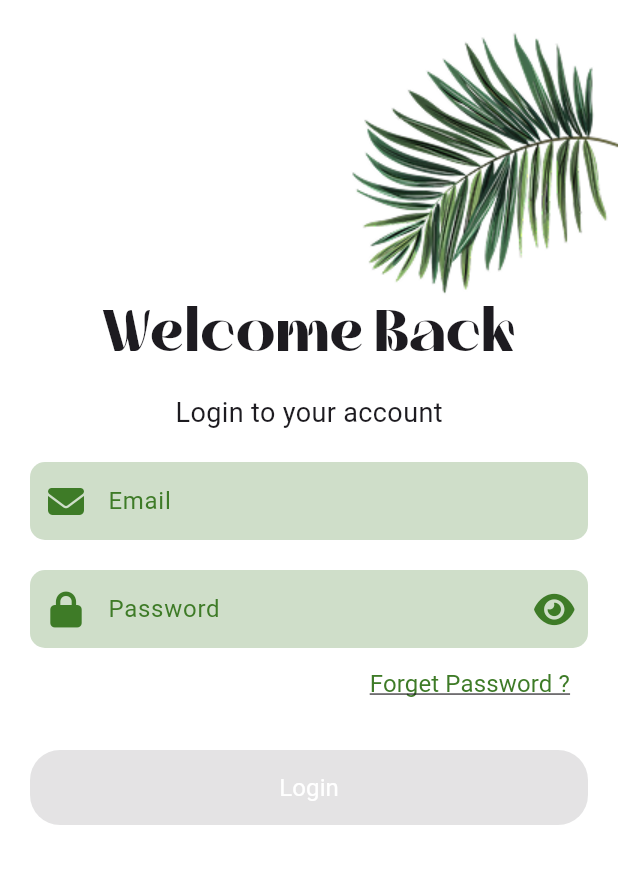
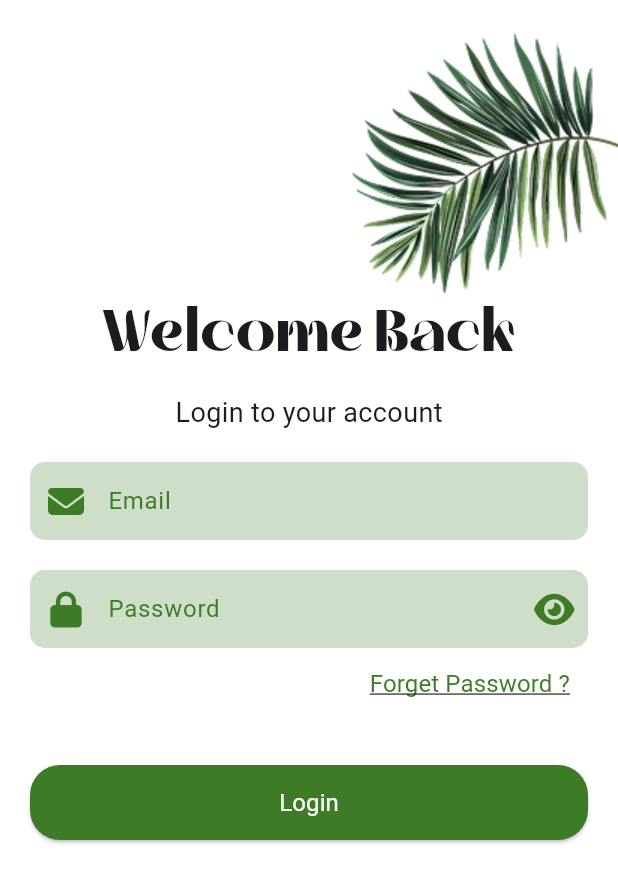
Before and after one commit to EsAm1973/Mazraaty, a Flutter app: the screen it shows after launch, on a phone screen of 412 x 824 dp. Shown: the top 883 px of the screen. Run offline on Flutter 3.47's test engine with Material 3 defaults, Android fonts, the light colour scheme and no system bars; our stand-ins replace font_awesome_flutter, go_router, google_fonts, image_picker; Roboto replaces fonts that are missing (Inder).

Commit message:
create login button and make validate

```diff
--- a/lib/Features/authentication/presentation/views/widgets/login_button.dart
+++ b/lib/Features/authentication/presentation/views/widgets/login_button.dart
@@ -2,7 +2,7 @@ import 'package:flutter/material.dart';
 import 'package:mazraaty/Core/widgets/custom_button.dart';
 
 class LoginButton extends StatelessWidget {
-  const LoginButton({super.key, this.onPressed});
+  const LoginButton({super.key, required this.onPressed});
   final VoidCallback? onPressed;
   @override
   Widget build(BuildContext context) {
--- a/lib/Features/authentication/presentation/views/widgets/login_view_body.dart
+++ b/lib/Features/authentication/presentation/views/widgets/login_view_body.dart
@@ -1,5 +1,4 @@
 import 'package:flutter/material.dart';
-import 'package:mazraaty/Core/widgets/custom_button.dart';
 import 'package:mazraaty/Features/authentication/presentation/views/widgets/login_button.dart';
 import 'package:mazraaty/Features/authentication/presentation/views/widgets/login_forgetpass.dart';
 import 'package:mazraaty/Features/authentication/presentation/views/widgets/login_name_textfeild.dart';
@@ -11,13 +10,17 @@ class LoginViewBody extends StatelessWidget {
   LoginViewBody({super.key});
   final TextEditingController emailController = TextEditingController();
   final TextEditingController passwordController = TextEditingController();
+  final GlobalKey<FormState> formKey = GlobalKey<FormState>();
   @override
   Widget build(BuildContext context) {
-    return Column(
+    return SingleChildScrollView(
+      child: Column(
         children: [
           const LoginTopImage(),
           Padding(
             padding: const EdgeInsets.symmetric(horizontal: 20),
+            child: Form(
+              key: formKey,
               child: Column(
                 children: [
                   const LoginWelcomeMessage(),
@@ -30,12 +33,25 @@ class LoginViewBody extends StatelessWidget {
                     passwordController: passwordController,
                   ),
                   const LoginForgetPassword(),
-              const SizedBox(height: 20),
-              const LoginButton(),
+                  const SizedBox(height: 30),
+                  LoginButton(
+                    onPressed: () {
+                      if (formKey.currentState!.validate()) {
+                        // Navigate to main screen
+                        ScaffoldMessenger.of(context).showSnackBar(
+                          const SnackBar(
+                            content: Text('Login successful!'),
+                          ),
+                        );
+                      }
+                    },
+                  ),
                 ],
               ),
             ),
+          ),
         ],
+      ),
     );
   }
 }
```
Lines whose indentation alone changed are shown as unchanged.
